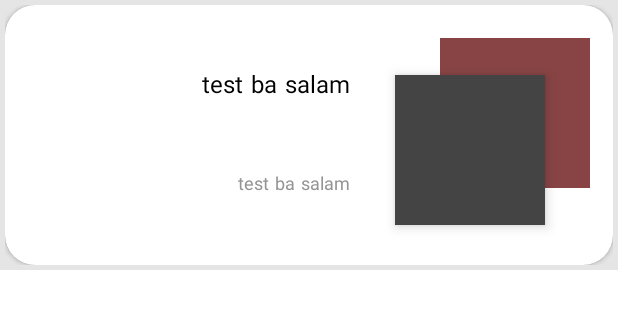
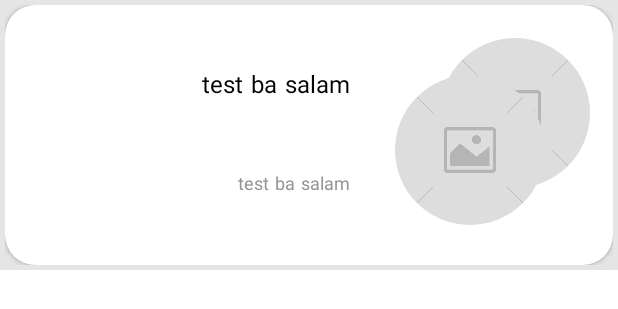
Before and after one commit to erfanmhat/test_ba_salam, an Android app: the layout item_animal_and_flower_row.xml on its own in the app's theme, with its tools: preview values and no code run, on a phone screen of 412 x 824 dp. Shown: the top 309 px of the screen. Run offline under Robolectric (Android 15) with nearby library versions, the phone set to English and light mode, and no system bars; plain views replace RoundedImageView; network calls fail.

```diff
--- a/app/src/main/java/ir/erfan_mh_at/test_ba_salam/other/Utils.kt
+++ b/app/src/main/java/ir/erfan_mh_at/test_ba_salam/other/Utils.kt
@@ -5,12 +5,14 @@ import android.content.Context
 import android.net.ConnectivityManager
 import android.net.NetworkCapabilities
 import android.os.Build
+import android.util.Log
 import androidx.lifecycle.MutableLiveData
 import ir.erfan_mh_at.test_ba_salam.BaseApplication
 import retrofit2.Response
 import java.io.IOException
 
 fun Application.checkInternetConnection(): Boolean {
+    Log.d("SSSSSS","checkInternetConnection")
     val connectivityManager = (this as BaseApplication).getSystemService(
         Context.CONNECTIVITY_SERVICE
     ) as ConnectivityManager
@@ -51,13 +53,17 @@ fun <T> safeCallApi(
     app: Application,
     api: Response<T>
 ): Resource<T> {
+    Log.d("SSSSSSS","main")
     return try {
         if (app.checkInternetConnection()) {
+            Log.d("SSSSSSS","if")
             handleRetrofitResponse(api)
         } else {
+            Log.d("SSSSSSS","else")
             Resource.Error("No internet connection!")
         }
     } catch (t: Throwable) {
+        Log.d("SSSSSSS","catch")
         when (t) {
             is IOException -> Resource.Error("Network Failure")
             else -> Resource.Error("Conversion Error")
--- a/app/src/main/java/ir/erfan_mh_at/test_ba_salam/ui/viewModels/AnimalAndFlowerViewModel.kt
+++ b/app/src/main/java/ir/erfan_mh_at/test_ba_salam/ui/viewModels/AnimalAndFlowerViewModel.kt
@@ -11,6 +11,7 @@ import ir.erfan_mh_at.test_ba_salam.data.models.Animal
 import ir.erfan_mh_at.test_ba_salam.data.models.Flower
 import ir.erfan_mh_at.test_ba_salam.other.*
 import kotlinx.coroutines.async
+import kotlinx.coroutines.delay
 import kotlinx.coroutines.launch
 import javax.inject.Inject
 
@@ -18,8 +19,7 @@ import javax.inject.Inject
 class AnimalAndFlowerViewModel @Inject constructor(
     app: Application,
     private val mainRepository: MainRepository
-) :
-    AndroidViewModel(app) {
+) : AndroidViewModel(app) {
 
     private val _animalAndFlowerMutableLiveData: MutableLiveData<Resource<List<Pair<Animal, Flower>>>> =
         MutableLiveData()
@@ -27,7 +27,7 @@ class AnimalAndFlowerViewModel @Inject constructor(
         _animalAndFlowerMutableLiveData as LiveData<Resource<List<Pair<Animal, Flower>>>>
 
     fun callAnimalAndFlowerApiAndHandleResource() = viewModelScope.launch {
-        _animalAndFlowerMutableLiveData
+        _animalAndFlowerMutableLiveData.postValue(Resource.Loading())
         val animalDeferred = async {
             safeCallApi(
                 getApplication<Application>(),
--- a/app/src/main/res/layout/activity_main.xml
+++ b/app/src/main/res/layout/activity_main.xml
@@ -2,6 +2,7 @@
 <androidx.constraintlayout.widget.ConstraintLayout xmlns:android="http://schemas.android.com/apk/res/android"
     xmlns:app="http://schemas.android.com/apk/res-auto"
     xmlns:tools="http://schemas.android.com/tools"
+    android:id="@+id/rootView"
     android:layout_width="match_parent"
     android:layout_height="match_parent"
     tools:context=".ui.MainActivity">
--- a/app/src/main/res/layout/item_animal_and_flower_row.xml
+++ b/app/src/main/res/layout/item_animal_and_flower_row.xml
@@ -3,8 +3,8 @@
     xmlns:app="http://schemas.android.com/apk/res-auto"
     android:layout_width="match_parent"
     android:layout_height="180dp"
-    android:padding="3dp"
-    android:background="@color/background">
+    android:background="@color/background"
+    android:padding="3dp">
 
     <androidx.cardview.widget.CardView
         android:layout_width="match_parent"
@@ -45,10 +45,10 @@
             <com.makeramen.roundedimageview.RoundedImageView
                 android:id="@+id/ivFlower"
                 style="@style/rounded_image"
+                android:layout_marginTop="20dp"
                 android:layout_marginEnd="45dp"
-                android:background="#444444"
-                android:layout_marginTop="20dp"
                 android:elevation="5dp"
+                android:src="@drawable/image_placeholder"
                 app:layout_constraintBottom_toBottomOf="parent"
                 app:layout_constraintEnd_toEndOf="parent"
                 app:layout_constraintTop_toTopOf="parent" />
@@ -58,7 +58,7 @@
                 style="@style/rounded_image"
                 android:layout_marginEnd="-30dp"
                 android:layout_marginBottom="50dp"
-                android:background="#884444"
+                android:src="@drawable/image_placeholder"
                 app:layout_constraintBottom_toBottomOf="@id/ivFlower"
                 app:layout_constraintEnd_toEndOf="@id/ivFlower"
                 app:layout_constraintTop_toTopOf="@id/ivFlower" />
```
Also changed, not shown: app/src/main/java/ir/erfan_mh_at/test_ba_salam/ui/fragments/HomeFragment.kt (+22 -4 lines), app/src/main/res/layout/fragment_home.xml (+3 -4 lines), app/src/main/res/drawable/image_placeholder.jpg (added).
